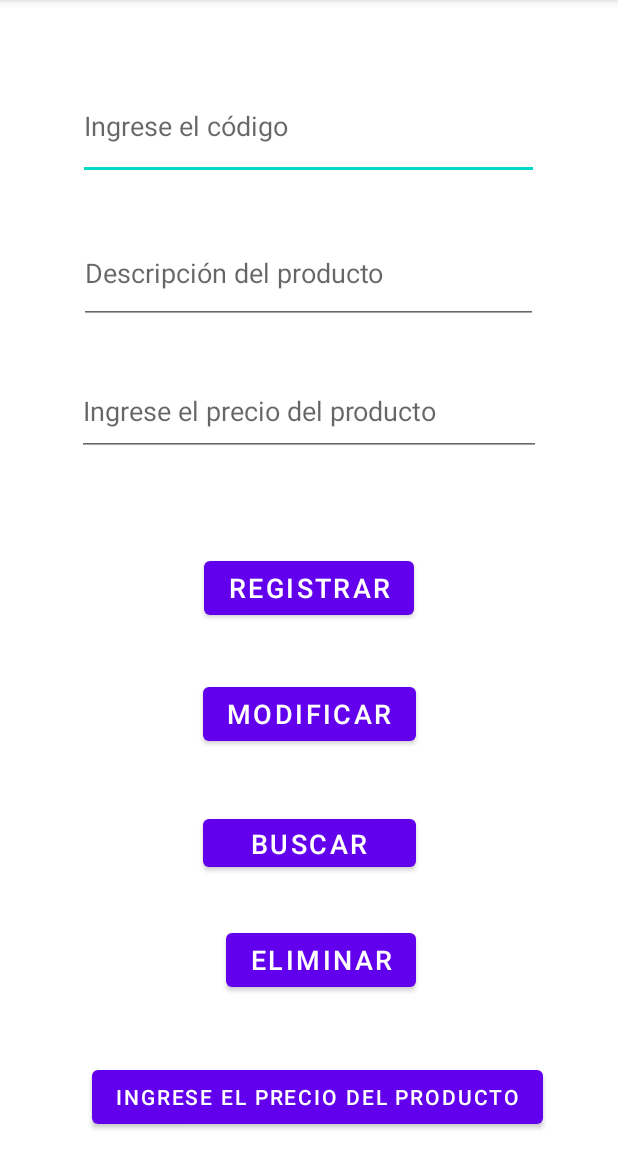
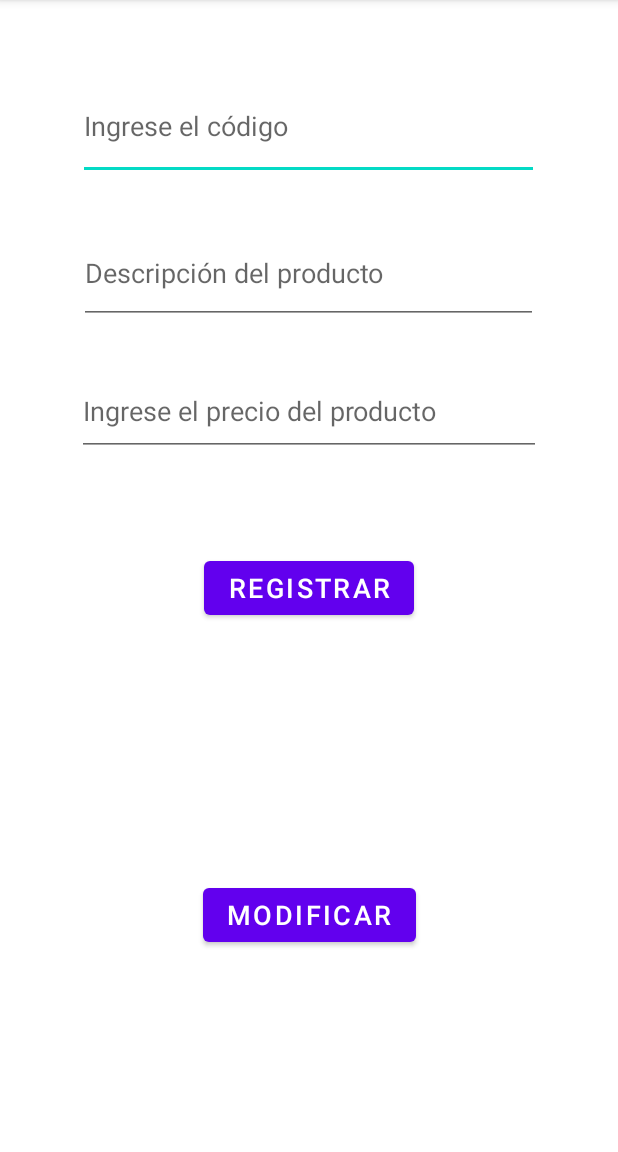
Before and after one commit to Isaac-Urban/EJERCICIO, an Android app: the screen it shows after launch (MainActivity), on a phone screen of 412 x 824 dp, the part 84-1236 px from its top. Run offline under Robolectric (Android 15) with nearby library versions, the phone set to English and light mode, and no system bars.

```diff
--- a/app/src/main/res/layout/activity_main.xml
+++ b/app/src/main/res/layout/activity_main.xml
@@ -71,46 +71,9 @@
         android:onClick="Change"
         android:text="@string/Modificar"
         android:textSize="18sp"
+        app:layout_constraintBottom_toBottomOf="parent"
         app:layout_constraintEnd_toEndOf="parent"
         app:layout_constraintStart_toStartOf="parent"
         app:layout_constraintTop_toBottomOf="@+id/button" />
 
-    <Button
-        android:id="@+id/button3"
-        android:layout_width="142dp"
-        android:layout_height="44dp"
-        android:layout_marginTop="40dp"
-        android:onClick="Search"
-        android:text="@string/Search"
-        android:textSize="18sp"
-        app:layout_constraintEnd_toEndOf="parent"
-        app:layout_constraintStart_toStartOf="parent"
-        app:layout_constraintTop_toBottomOf="@+id/button2" />
-
-    <Button
-        android:id="@+id/button4"
-        android:layout_width="wrap_content"
-        android:layout_height="wrap_content"
-        android:onClick="Delete"
-        android:text="@string/rDelete"
-        android:textSize="18sp"
-        app:layout_constraintBottom_toBottomOf="parent"
-        app:layout_constraintEnd_toEndOf="parent"
-        app:layout_constraintHorizontal_bias="0.527"
-        app:layout_constraintStart_toStartOf="parent"
-        app:layout_constraintTop_toBottomOf="@+id/button3"
-        app:layout_constraintVertical_bias="0.234" />
-
-    <Button
-        android:id="@+id/button5"
-        android:layout_width="wrap_content"
-        android:layout_height="wrap_content"
-        android:layout_marginTop="8dp"
-        android:text="@string/Precio"
-        app:layout_constraintBottom_toBottomOf="parent"
-        app:layout_constraintEnd_toEndOf="parent"
-        app:layout_constraintHorizontal_bias="0.553"
-        app:layout_constraintStart_toStartOf="parent"
-        app:layout_constraintTop_toBottomOf="@+id/button4"
-        app:layout_constraintVertical_bias="0.736" />
 </androidx.constraintlayout.widget.ConstraintLayout>
```
